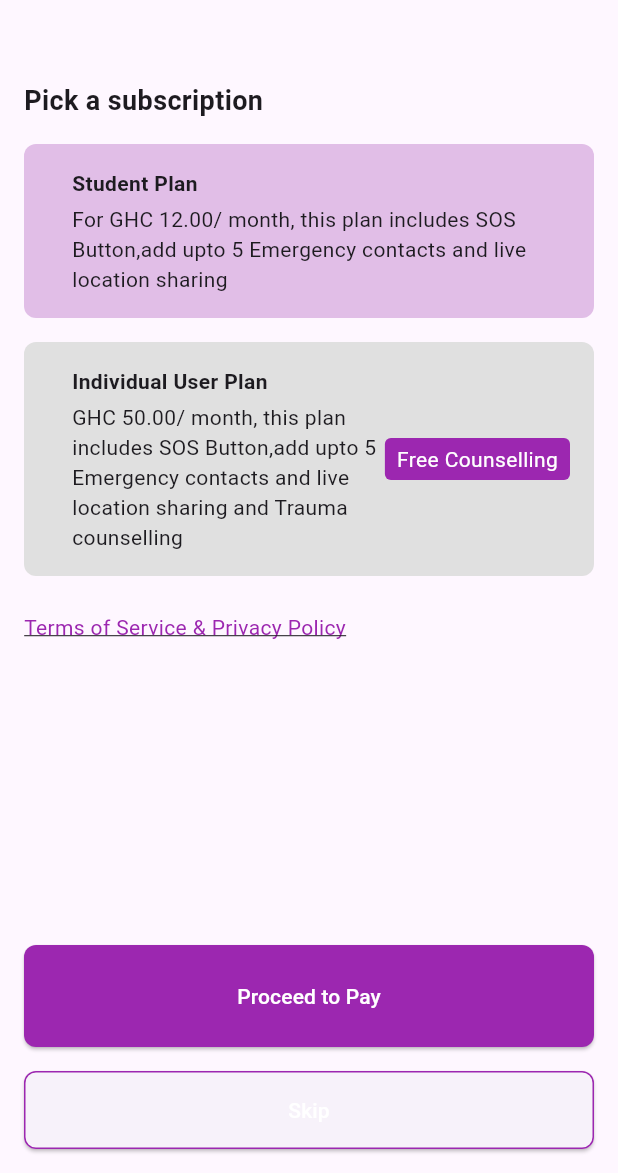
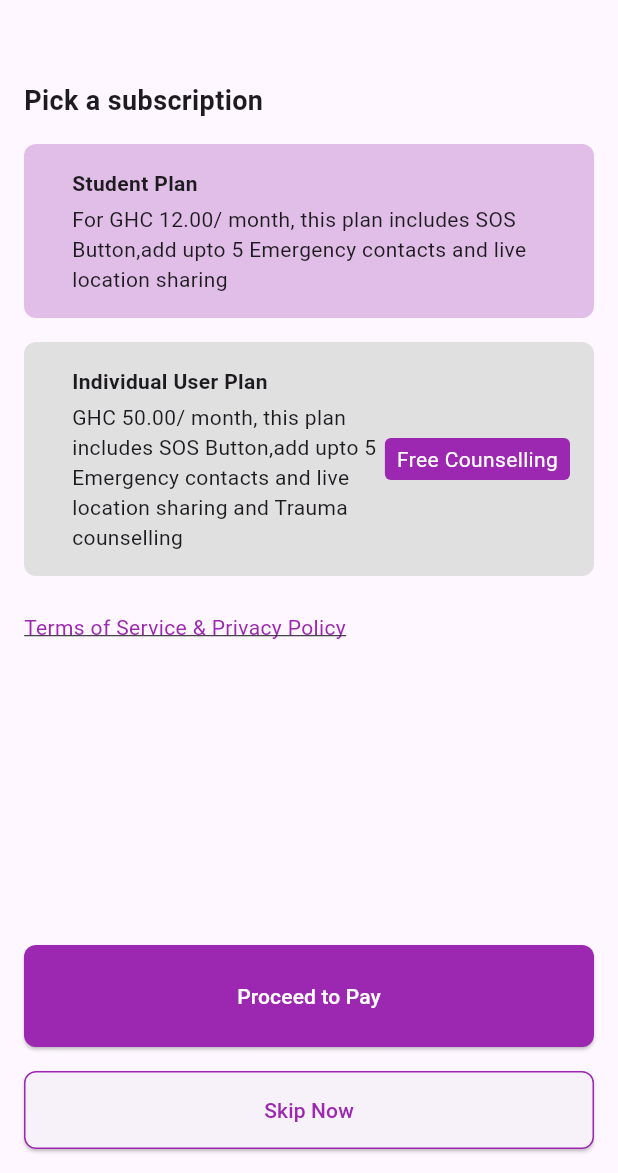
Before and after one commit to Supernova-HQ/yousafe_production, a Flutter app: the PaymentsPage screen opened by its route, on a phone screen of 412 x 824 dp, the part 63-1236 px from its top. Run offline on Flutter 3.47's test engine with Material 3 defaults, Android fonts, the phone set to English and light mode, and no system bars; our stand-ins replace contacts_service, flutter_secure_storage, google_maps_flutter, google_sign_in, location, lottie and 2 more; missing offline and left inert: flutter_background, flutter_inappwebview, shake; accounts and stored records are empty.

Commit message:
Chanages made on navigating screens

```diff
--- a/lib/my_app.dart
+++ b/lib/my_app.dart
@@ -61,7 +61,7 @@ class MyApp extends StatelessWidget {
         '/sos': (context) => SOSRequestWidget(),
         '/contacts': (context) => EmergencyContactsPage(),
         '/payments': (context) => PaymentsPage(),
-        '/mpesa': (context) => MPesaPaymentPage(),
+        // '/mpesa': (context) => MPesaPaymentPage(),
       },
     );
   }
--- a/lib/screens/pages/payments_page.dart
+++ b/lib/screens/pages/payments_page.dart
@@ -105,8 +105,8 @@ class _PaymentsPageState extends State<PaymentsPage> {
                 onPressed: (){
                   Navigator.pushReplacement(context, '/homepage' as Route<Object?>);
                 },
-                child: Text('Skip',
-                style: TextStyle(color: Colors.white),
+                child: Text('Skip Now',
+                style: TextStyle(color: Colors.purple),
                 ),
                 style: TextButton.styleFrom(
                   padding: EdgeInsets.symmetric(vertical: 16),
--- a/lib/screens/pages/retrieve_contacts_page.dart
+++ b/lib/screens/pages/retrieve_contacts_page.dart
@@ -20,7 +20,7 @@ class _RetrieveContactsPageState extends State<RetrieveContactsPage> {
 
   Future<void> fetchEmergencyContacts() async {
     final accessToken = await storage.read(key: 'access_token');
-    final url = 'https://supernova-fqn8.onrender.com/api/main/contact';
+    final url = 'http://64.23.186.45/api/main/contact';
 
     try {
       final response = await http.get(
```
